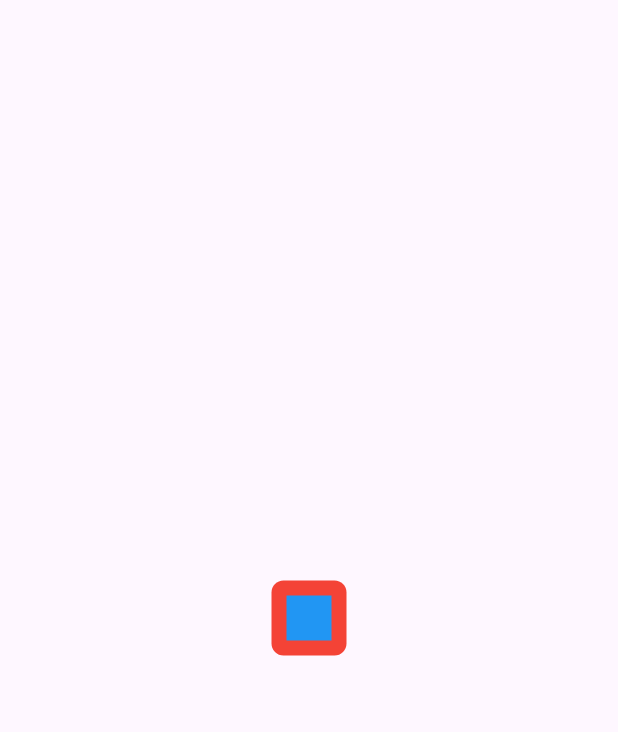
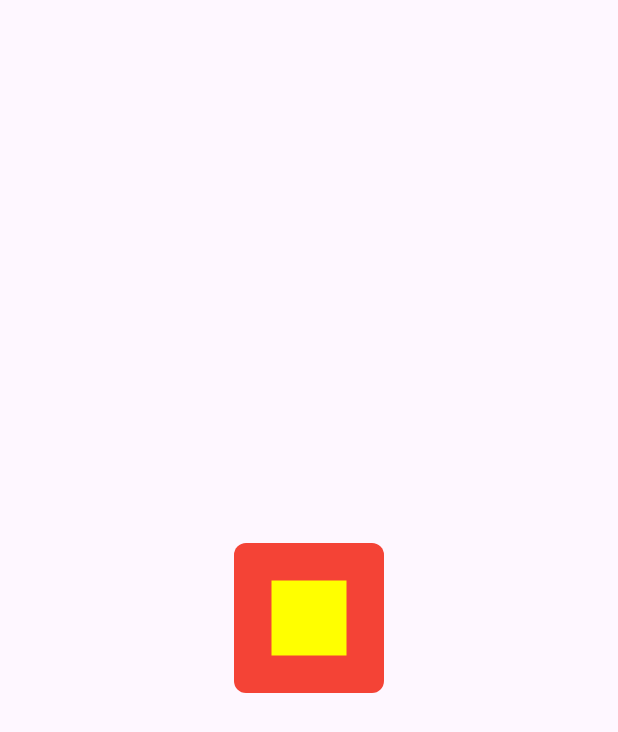
Before and after one commit to Tushandeep/Demo-Windows-Flutter-App, a Flutter app: the screen it shows after launch, on a phone screen of 412 x 824 dp. Shown: the top 732 px of the screen. Run offline on Flutter 3.47's test engine with Material 2 defaults, Android fonts, the phone set to English and light mode, and no system bars.

Commit message:
Updated the New Code

```diff
--- a/lib/main.dart
+++ b/lib/main.dart
@@ -34,17 +34,17 @@ class HomePage extends StatelessWidget {
           mainAxisSize: MainAxisSize.min,
           children: <Widget>[
             Container(
-              height: 50,
-              width: 50,
+              height: 100,
+              width: 100,
               decoration: BoxDecoration(
                 color: Colors.red,
                 borderRadius: BorderRadius.circular(8),
               ),
               child: Center(
                 child: Container(
-                  height: 30,
-                  width: 30,
-                  color: Colors.blue,
+                  height: 50,
+                  width: 50,
+                  color: Colors.yellowAccent,
                 ),
               ),
             ),
```
Also changed, not shown: pubspec.lock.
